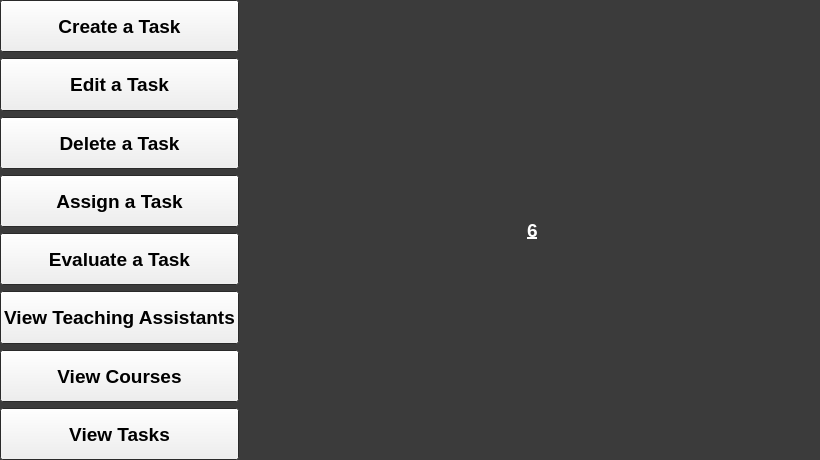
Old version of the form TAEval-Client/apiwindow.ui in the repository wfairclough/TAE.
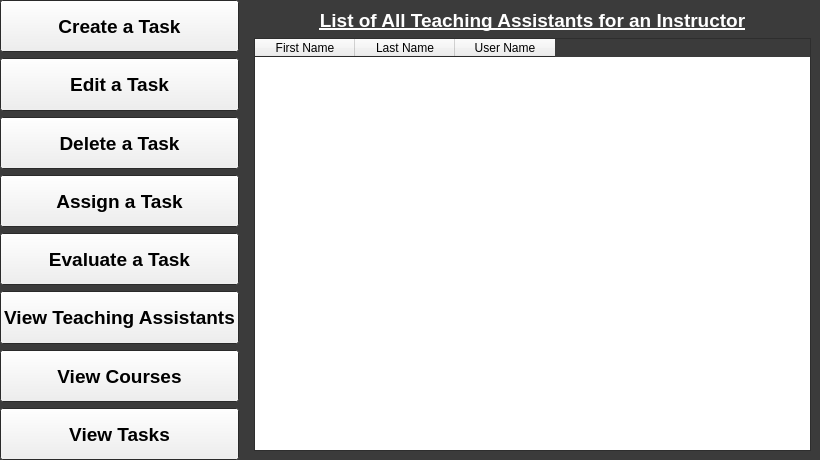
New version of the form. The open tabs and pages were chosen to show the change.

Commit message: Display results of View Teaching Assistantsin a QTableWidget

The edit to the form file:
```diff
--- a/TAEval-Client/apiwindow.ui
+++ b/TAEval-Client/apiwindow.ui
@@ -513,13 +513,32 @@
            <item>
             <widget class="QLabel" name="label_7">
              <property name="text">
-              <string>6</string>
+              <string>List of All Teaching Assistants for an Instructor</string>
              </property>
              <property name="alignment">
               <set>Qt::AlignCenter</set>
              </property>
             </widget>
            </item>
+           <item>
+            <widget class="QTableWidget" name="taTable">
+             <column>
+              <property name="text">
+               <string>First Name</string>
+              </property>
+             </column>
+             <column>
+              <property name="text">
+               <string>Last Name</string>
+              </property>
+             </column>
+             <column>
+              <property name="text">
+               <string>User Name</string>
+              </property>
+             </column>
+            </widget>
+           </item>
           </layout>
          </widget>
          <widget class="QWidget" name="viewTaskPage">
```
The commit also changes 1 other file.
